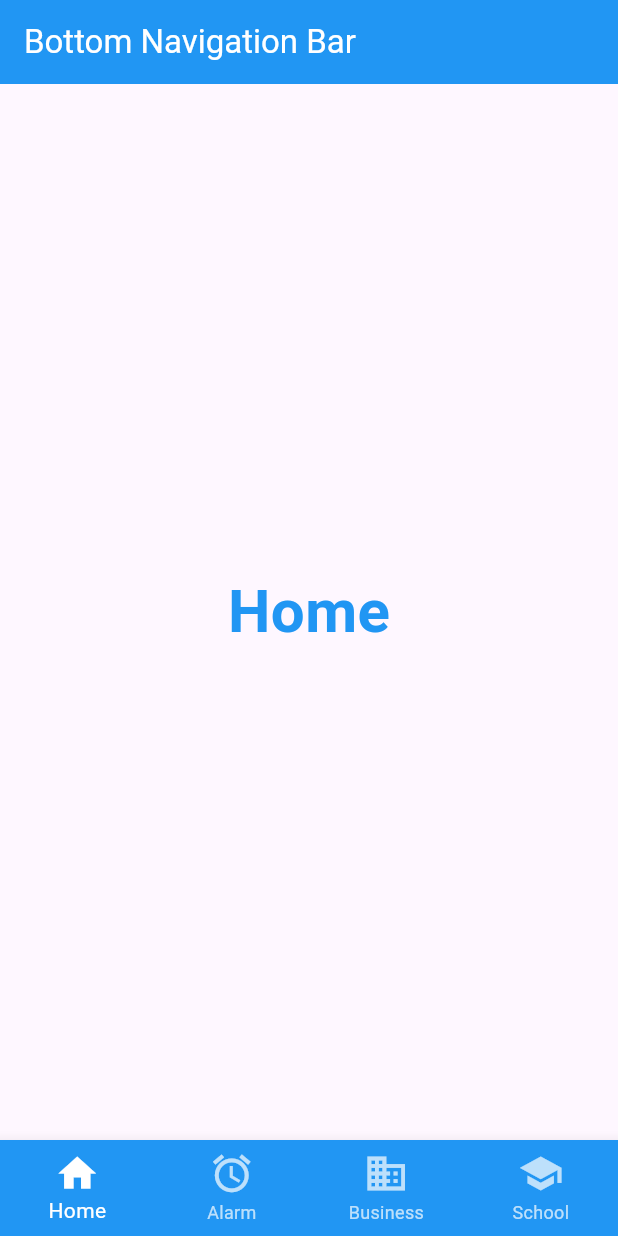
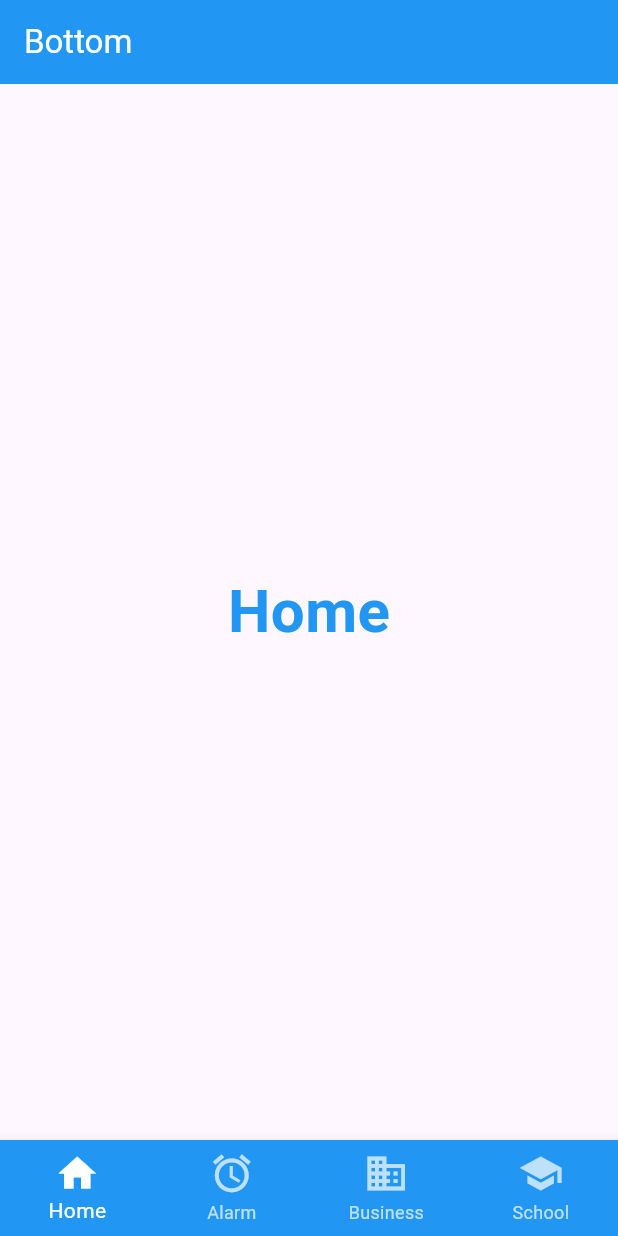
Before and after one commit to aininjeffery/TMA3084_102810_Lab05, a Flutter app: the screen it shows after launch, on a phone screen of 412 x 824 dp. Run offline on Flutter 3.47's test engine with Material 3 defaults, Android fonts, the phone set to English and light mode, and no system bars.

Commit message:
Update main.dart

```diff
--- a/bottom_navigator_bar_lab/lib/main.dart
+++ b/bottom_navigator_bar_lab/lib/main.dart
@@ -1,4 +1,5 @@
 import 'package:flutter/material.dart';
+
 import 'screen1.dart';
 import 'screen2.dart';
 import 'screen3.dart';
@@ -39,7 +40,7 @@ class _BottomNavLabState extends State<BottomNavLab> {
   Widget build(BuildContext context) {
     return Scaffold(
       appBar: AppBar(
-        title: const Text('Bottom Navigation Bar'),
+        title: const Text('Bottom'),
         backgroundColor: Colors.blue,
         foregroundColor: Colors.white,
       ),
@@ -59,7 +60,10 @@ class _BottomNavLabState extends State<BottomNavLab> {
         items: const [
           BottomNavigationBarItem(icon: Icon(Icons.home), label: 'Home'),
           BottomNavigationBarItem(icon: Icon(Icons.alarm), label: 'Alarm'),
-          BottomNavigationBarItem(icon: Icon(Icons.business), label: 'Business'),
+          BottomNavigationBarItem(
+            icon: Icon(Icons.business),
+            label: 'Business',
+          ),
           BottomNavigationBarItem(icon: Icon(Icons.school), label: 'School'),
         ],
       ),
```
